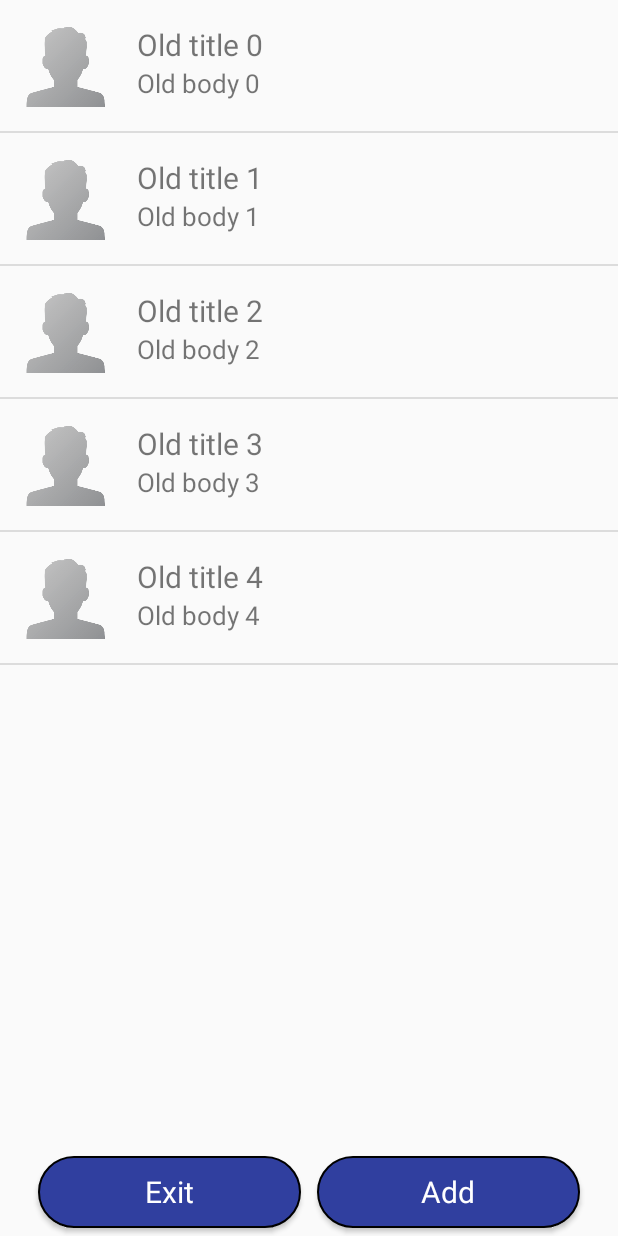
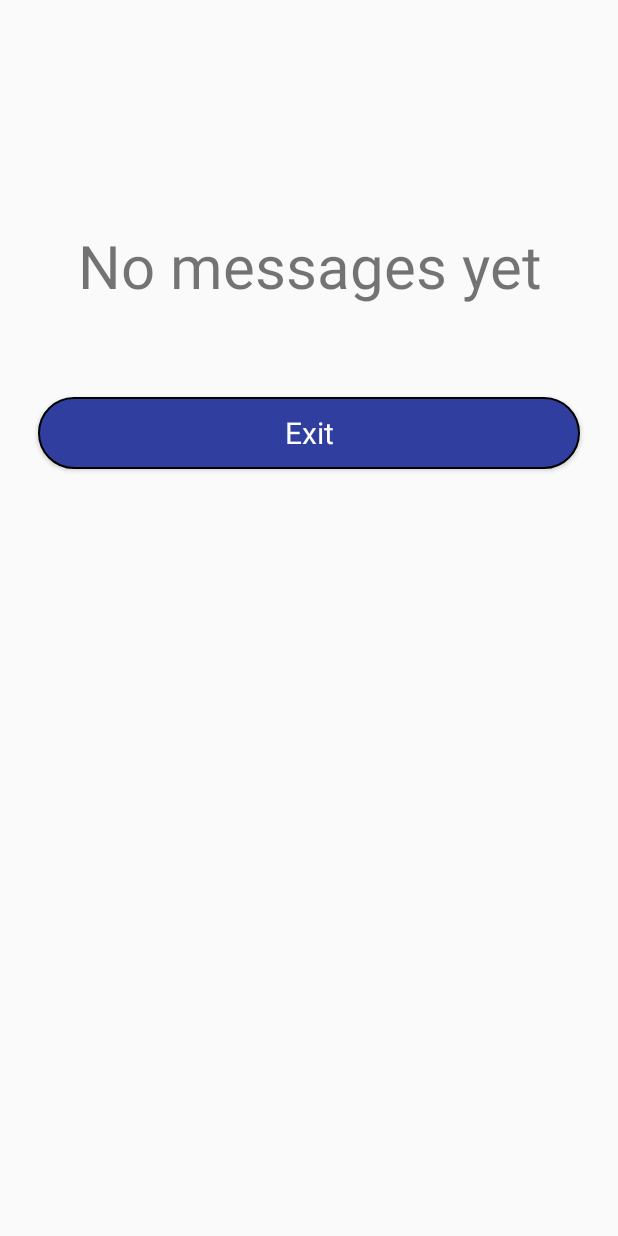
Before and after one commit to aint/SGAcademyAndroid, an Android app: the screen it shows after launch (MainActivity), on a phone screen of 412 x 824 dp. Run offline under Robolectric (Android 15) with nearby library versions, the phone set to English and light mode, and no system bars; our stand-ins replace ButterKnife.

Commit message:
Read/write messages to/from db. Refactoring

```diff
--- a/Lesson7/app/src/main/java/com/github/aint/lesson7/activity/MainActivity.java
+++ b/Lesson7/app/src/main/java/com/github/aint/lesson7/activity/MainActivity.java
@@ -1,30 +1,29 @@
 package com.github.aint.lesson7.activity;
 
 import android.app.Activity;
-import android.app.NotificationManager;
-import android.app.PendingIntent;
-import android.content.BroadcastReceiver;
-import android.content.Context;
 import android.content.Intent;
-import android.content.IntentFilter;
 import android.os.Bundle;
-import android.support.v4.app.NotificationCompat;
+import android.util.Log;
 import android.view.View;
 import android.widget.AdapterView;
 import android.widget.ListView;
+import android.widget.TextView;
 
 import com.github.aint.lesson7.R;
 import com.github.aint.lesson7.adapter.MessageArrayAdapter;
+import com.github.aint.lesson7.database.asynctask.ReadMessagesFromDbTask;
+import com.github.aint.lesson7.database.asynctask.WriteMessagesToDbTask;
 import com.github.aint.lesson7.model.Message;
 import com.github.aint.lesson7.service.MessageService;
 
+import java.io.PrintWriter;
+import java.io.StringWriter;
 import java.util.ArrayList;
 import java.util.List;
+import java.util.concurrent.ExecutionException;
 
 import butterknife.BindView;
 import butterknife.ButterKnife;
-
-import static android.app.PendingIntent.FLAG_UPDATE_CURRENT;
 
 public class MainActivity extends Activity implements AdapterView.OnItemClickListener {
 
@@ -34,31 +33,7 @@ public class MainActivity extends Activity implements AdapterView.OnItemClickLis
     public static final String MESSAGES_ATTRIBUTE = "messages";
     public static final String NEW_MESSAGE_ACTION = "new_message";
 
-    private List<Message> messages;
     @BindView(R.id.listView) ListView listView;
-
-    private BroadcastReceiver broadcastReceiver = new BroadcastReceiver() {
-
-        @Override
-        public void onReceive(Context context, Intent intent) {
-            if (NEW_MESSAGE_ACTION.equals(intent.getAction())) {
-                Message newMessage = (Message) intent.getSerializableExtra(MESSAGES_ATTRIBUTE);
-                PendingIntent pendingIntent = PendingIntent.getActivity(context, 0,
-                        new Intent(context, MainActivity.class).putExtra(MESSAGES_ATTRIBUTE, newMessage), FLAG_UPDATE_CURRENT);
-
-                ((NotificationManager) getSystemService(NOTIFICATION_SERVICE))
-                        .notify(101, new NotificationCompat.Builder(context)
-                                .setAutoCancel(true)
-                                .setSmallIcon(R.mipmap.ic_launcher)
-                                .setContentTitle(newMessage.getTitle())
-                                .setContentText(newMessage.getBody())
-                                .setContentIntent(pendingIntent)
-                                .build()
-                        );
-            }
-        }
-    };
-
 
     @Override
     protected void onCreate(Bundle savedInstanceState) {
@@ -66,53 +41,43 @@ public class MainActivity extends Activity implements AdapterView.OnItemClickLis
         setContentView(R.layout.activity_main);
         ButterKnife.bind(this);
 
-        listView.setOnItemClickListener(this);
-
-        regReceiverAndStartService();
-
-        messages = createMsg();
-        Message newMsg = (Message) getIntent().getSerializableExtra(MESSAGES_ATTRIBUTE);
-        if (newMsg != null) {
-            messages.add(newMsg);
-        }
-        listView.setAdapter(new MessageArrayAdapter(this, messages));
-
-        setNoPersonTextView();
-
+        checkNewMessage();
+        setNoMessageTextView();
+        startMessageService();
+        initListView();
     }
 
-    private void regReceiverAndStartService() {
-        registerReceiver(broadcastReceiver, new IntentFilter(NEW_MESSAGE_ACTION));
+    private void initListView() {
+        listView.setAdapter(new MessageArrayAdapter(this, getAllMessages()));
+        listView.setOnItemClickListener(this);
+    }
 
+    private void startMessageService() {
         startService(new Intent(this, MessageService.class));
     }
 
-    private List<Message> createMsg() {
-        messages = new ArrayList<>();
-        for (int i = 0; i < 5; i++) {
-            messages.add(new Message(0, "Old title " + i, "Old body " + i));
+    private void checkNewMessage() {
+        Message msg = (Message) getIntent().getSerializableExtra(MESSAGES_ATTRIBUTE);
+        if (msg != null) {
+            new WriteMessagesToDbTask(this).execute(msg);
         }
-        return messages;
     }
 
-    @Override
-    protected void onDestroy() {
-        unregisterReceiver(broadcastReceiver);
-        super.onDestroy();
+    private List<Message> getAllMessages() {
+        try {
+            return new ReadMessagesFromDbTask(this).execute().get();
+        } catch (InterruptedException | ExecutionException e) {
+            StringWriter sw = new StringWriter();
+            e.printStackTrace(new PrintWriter(sw));
+            Log.e(LOG_TAG, sw.toString());
+        }
+        return new ArrayList<>();
     }
 
-//    private void getMessages() {
-//        try {
-//            messages = new ReadMessagesFromDbTask(this).execute().get();
-//        } catch (InterruptedException | ExecutionException e) {
-//            StringWriter sw = new StringWriter();
-//            e.printStackTrace(new PrintWriter(sw));
-//            Log.e(LOG_TAG, sw.toString());
-//        }
-//    }
-
-    private void setNoPersonTextView() {
-        findViewById(R.id.noPersonTextView).setVisibility(messages.isEmpty() ? View.VISIBLE : View.GONE);
+    private void setNoMessageTextView() {
+        TextView noMessage = (TextView) findViewById(R.id.empty);
+        noMessage.setText(getResources().getText(R.string.no_message_textview));
+        listView.setEmptyView(noMessage);
     }
 
     public void onExitButtonClick(View view) {
@@ -123,11 +88,7 @@ public class MainActivity extends Activity implements AdapterView.OnItemClickLis
         startActivity(homeIntent);
     }
 
-    public void onAddButtonClick(View view) {
-        finish();
-//        startActivity(new Intent(this, AddPersonActivity.class));
-    }
-
+    //TODO move to MessageArrayAdapter
     @Override
     public void onItemClick(AdapterView<?> parent, View view, int position, long id) {
         startActivity(new Intent(this, ViewActivity.class)
--- a/Lesson7/app/src/main/res/layout/activity_main.xml
+++ b/Lesson7/app/src/main/res/layout/activity_main.xml
@@ -5,20 +5,16 @@
     android:layout_height="match_parent"
     android:orientation="vertical">
 
-    <LinearLayout
-        android:layout_width="wrap_content"
+    <TextView
+        android:id="@+id/empty"
+        android:layout_width="match_parent"
         android:layout_height="wrap_content"
-        android:id="@+id/noPersonTextView"
-        android:layout_gravity="center_horizontal"
-        android:layout_marginTop="30dp">
-
-        <TextView
-            android:layout_width="wrap_content"
-            android:layout_height="wrap_content"
-            android:text="@string/no_person_textview"
-            android:textSize="30sp"/>
-
-    </LinearLayout>
+        android:layout_gravity="center"
+        android:gravity="center"
+        android:textSize="40sp"
+        android:paddingTop="150dp"
+        android:paddingBottom="50dp"
+        android:text=""/>
 
     <ListView
         android:layout_width="match_parent"
@@ -41,13 +37,6 @@
             android:text="@string/exit_button"
             android:onClick="onExitButtonClick"/>
 
-        <Button
-            style="@style/RoundButton"
-            android:layout_weight="1.0"
-            android:id="@+id/viewButton"
-            android:text="@string/add_button"
-            android:onClick="onAddButtonClick"/>
-
     </LinearLayout>
 
 </LinearLayout>
--- a/Lesson7/app/src/main/res/values/strings.xml
+++ b/Lesson7/app/src/main/res/values/strings.xml
@@ -11,7 +11,7 @@
     <string name="location_textview">Location</string>
     <string name="salary_textview">Salary</string>
     <string name="occupation_textview">Occupation</string>
-    <string name="no_person_textview">No person yet</string>
+    <string name="no_message_textview">No messages yet</string>
     <string name="save_button">Save</string>
     <string name="cancel_button">Cancel</string>
 </resources>
```
Also changed, not shown: Lesson7/app/src/main/java/com/github/aint/lesson7/broadcast/MessageBroadcastReceiver.java (added, +52 -0 lines), Lesson7/app/src/main/java/com/github/aint/lesson7/service/MessageService.java (+16 -0 lines).
